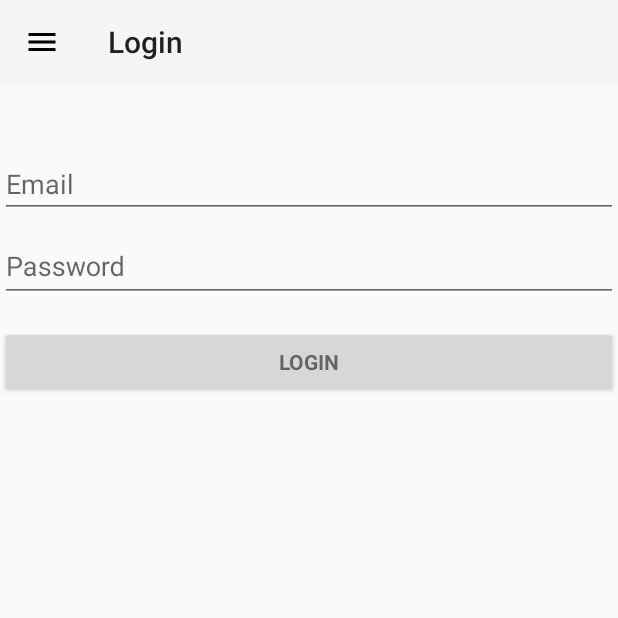
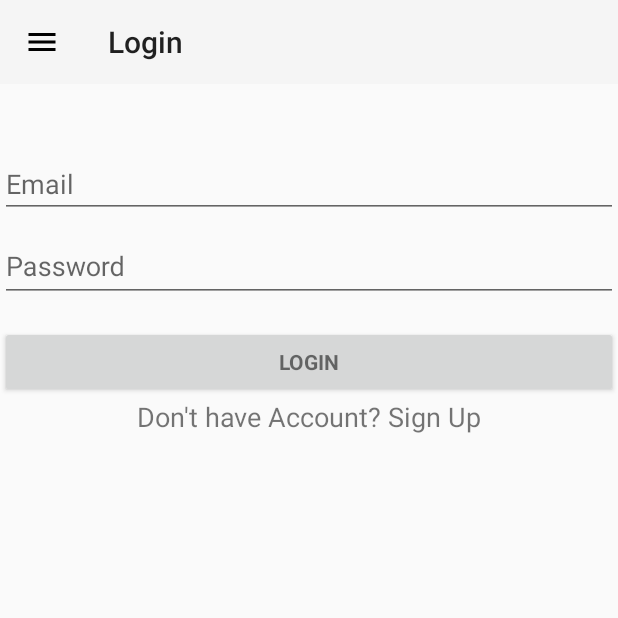
Before and after one commit to gfteixeira/Parkify2, an Android app: the LoginActivity screen opened directly, with no data from a screen before it, on a phone screen of 412 x 824 dp, the top half of it. Run offline under Robolectric (Android 15) with nearby library versions, the phone set to English and light mode, and no system bars; our stand-ins replace Room's generated code.

```diff
--- a/app/src/main/java/com/parkify/LoginActivity.java
+++ b/app/src/main/java/com/parkify/LoginActivity.java
@@ -54,6 +54,8 @@ public class LoginActivity extends AppCompatActivity implements LoaderCallbacks<
     private EditText mPasswordView;
     private View mProgressView;
     private View mLoginFormView;
+    private TextView textViewSignUp;
+
 
     @Override
     protected void onCreate(Bundle savedInstanceState) {
@@ -142,6 +144,21 @@ public class LoginActivity extends AppCompatActivity implements LoaderCallbacks<
 
         session = new Session(LoginActivity.this);
 
+        textViewSignUp = findViewById(R.id.tvSignUp);
+
+        textViewSignUp.setOnClickListener(new OnClickListener() {
+            @Override
+            public void onClick(View view) {
+                goToSignUp(view);
+
+            }
+        });
+
+    }
+
+    public void goToSignUp(View view){
+        Intent intent = new Intent(this, SignActivity.class);
+        startActivity(intent);
     }
 
 
--- a/app/src/main/java/com/parkify/OrderDateTimeExit.java
+++ b/app/src/main/java/com/parkify/OrderDateTimeExit.java
@@ -238,6 +238,8 @@ public class OrderDateTimeExit extends AppCompatActivity {
                     startActivity(intent);
                     position = i;
                     ordered =true;
+                    OpenConnection connection = new OpenConnection("192.168.1.4", "8080", "LR", OrderDateTimeExit.this);
+                    connection.execute();
                     break;
                 }
             }
@@ -257,6 +259,8 @@ public class OrderDateTimeExit extends AppCompatActivity {
             List<Order> listOrders = myAppDB.orderDao().findOrdersByPlaceAndTime(position, actualDate, hourBegin, Integer.parseInt(hour[0]));
             if (listOrders.size() == 0) {
                 myAppDB.orderDao().insert(order);
+                OpenConnection connection = new OpenConnection("192.168.1.4", "8080", "LR", OrderDateTimeExit.this);
+                connection.execute();
                 Intent intent = new Intent(this, OrdersActivity.class);
                 startActivity(intent);
             } else {
--- a/app/src/main/res/layout/activity_login.xml
+++ b/app/src/main/res/layout/activity_login.xml
@@ -25,6 +25,7 @@
                 android:layout_height="?attr/actionBarSize"
                 android:background="?attr/colorPrimary"
                 android:theme="@style/ThemeOverlay.AppCompat.ActionBar" />
+
 
 
         </FrameLayout>
@@ -105,6 +106,16 @@
                 tools:ignore="OnClick" />
 
 
+            <TextView
+                android:id="@+id/tvSignUp"
+                android:layout_width="match_parent"
+                android:layout_height="40dp"
+                android:layout_gravity="center_horizontal"
+                android:gravity="center_horizontal"
+                android:text="Don't have Account? Sign Up"
+                android:textSize="18sp" />
+
+
         </LinearLayout>
     </ScrollView>
 </LinearLayout>
```
Also changed, not shown: app/src/main/java/com/parkify/OrdersActivity.java (+0 -7 lines).
